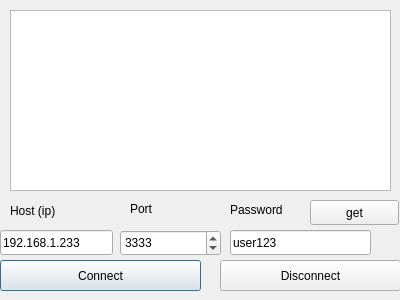
Old version of the form clientdialog.ui in the repository ChabanovSN/SeaFightNet.
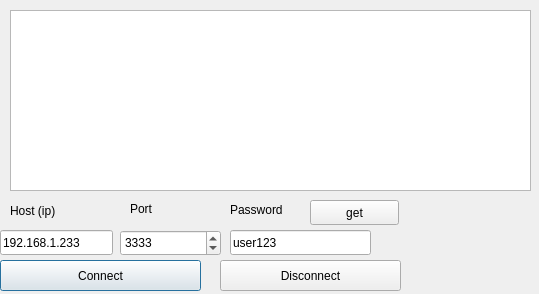
New version of the form.

```diff
--- a/clientdialog.ui
+++ b/clientdialog.ui
@@ -6,8 +6,8 @@
    <rect>
     <x>0</x>
     <y>0</y>
-    <width>400</width>
-    <height>300</height>
+    <width>539</width>
+    <height>294</height>
    </rect>
   </property>
   <property name="windowTitle">
@@ -112,7 +112,7 @@
     <rect>
      <x>10</x>
      <y>10</y>
-     <width>381</width>
+     <width>521</width>
      <height>181</height>
     </rect>
    </property>
```
